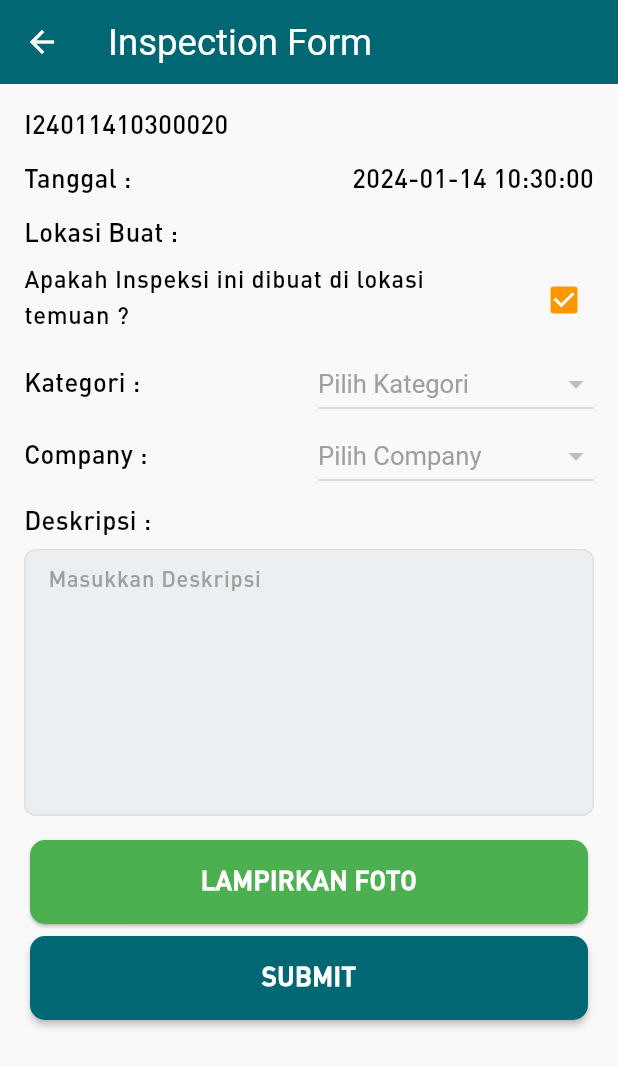
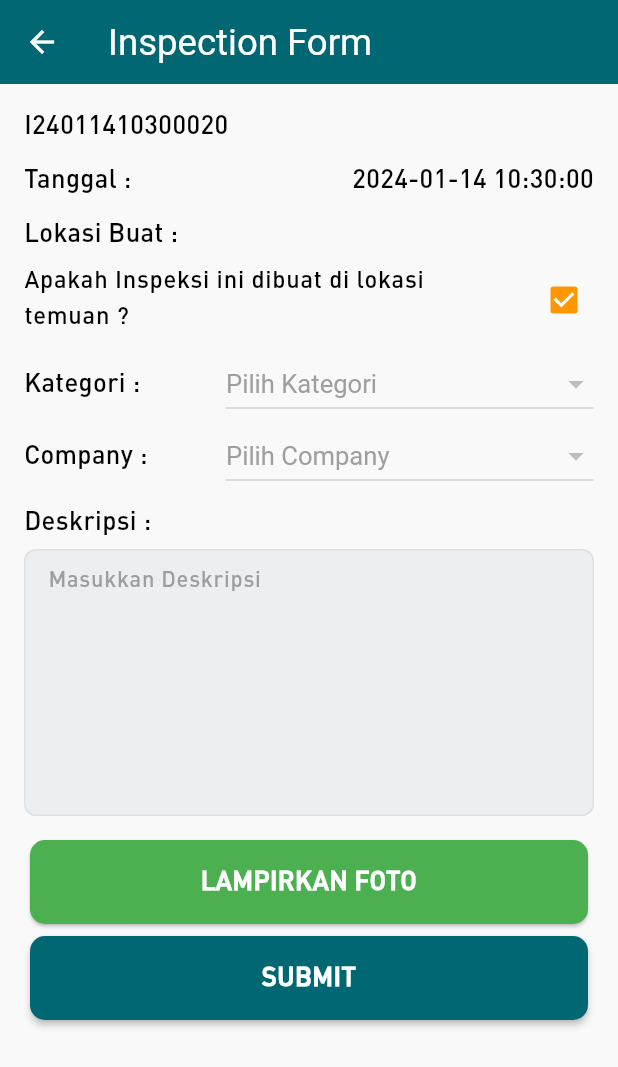
Before and after one commit to gie913/epms_anj_mobile, a Flutter app: the InspectionFormView screen opened directly, on a phone screen of 412 x 824 dp. Shown: the top 1067 px of the screen. Run offline on Flutter 3.47's test engine with Material 3 defaults, Android fonts, the phone set to English and light mode, and no system bars; our stand-ins replace another_flushbar, camera, connectivity_plus, date_format, device_info_plus, equatable and 14 more; missing offline and left inert: encrypt, flutter_flavor, nfc_manager, open_settings, qr_code_scanner, syncfusion_flutter_maps; accounts and stored records are empty; statements that could not run were skipped.

Commit message:
update inspection form

```diff
--- a/lib/screen/inspection/inspection_form_view.dart
+++ b/lib/screen/inspection/inspection_form_view.dart
@@ -508,9 +508,13 @@ class _InspectionFormViewState extends State<InspectionFormView> {
                       ),
                       Row(
                         children: [
-                          Expanded(child: Text('Kategori :')),
+                          Expanded(
+                            flex: 2,
+                            child: Text('Kategori :'),
+                          ),
                           SizedBox(width: 12),
                           Expanded(
+                            flex: 4,
                             child: DropdownButton(
                               isExpanded: true,
                               hint: Text(
@@ -551,9 +555,13 @@ class _InspectionFormViewState extends State<InspectionFormView> {
                       ),
                       Row(
                         children: [
-                          Expanded(child: Text('Company :')),
+                          Expanded(
+                            flex: 2,
+                            child: Text('Company :'),
+                          ),
                           SizedBox(width: 12),
                           Expanded(
+                            flex: 4,
                             child: DropdownButton(
                               isExpanded: true,
                               hint: Text(
@@ -598,9 +606,13 @@ class _InspectionFormViewState extends State<InspectionFormView> {
                           listDivision.isNotEmpty)
                         Row(
                           children: [
-                            Expanded(child: Text('Divisi :')),
+                            Expanded(
+                              flex: 2,
+                              child: Text('Divisi :'),
+                            ),
                             SizedBox(width: 12),
                             Expanded(
+                              flex: 4,
                               child: DropdownButton(
                                 isExpanded: true,
                                 hint: Text(
@@ -648,9 +660,13 @@ class _InspectionFormViewState extends State<InspectionFormView> {
                           if (selectedDivision != null)
                             Row(
                               children: [
-                                Expanded(child: Text('User Assign :')),
+                                Expanded(
+                                  flex: 2,
+                                  child: Text('User Assign :'),
+                                ),
                                 SizedBox(width: 12),
                                 Expanded(
+                                  flex: 4,
                                   child: InkWell(
                                     onTap: () async {
                                       final data =
@@ -725,9 +741,13 @@ class _InspectionFormViewState extends State<InspectionFormView> {
                         else
                           Row(
                             children: [
-                              Expanded(child: Text('User Assign :')),
+                              Expanded(
+                                flex: 2,
+                                child: Text('User Assign :'),
+                              ),
                               SizedBox(width: 12),
                               Expanded(
+                                flex: 4,
                                 child: InkWell(
                                   onTap: () async {
                                     final data = await _navigationService.push(
```
